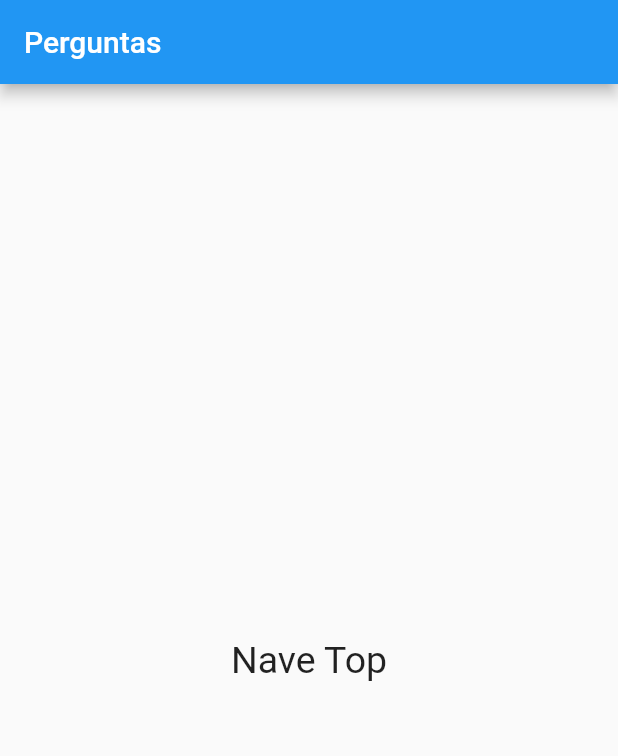
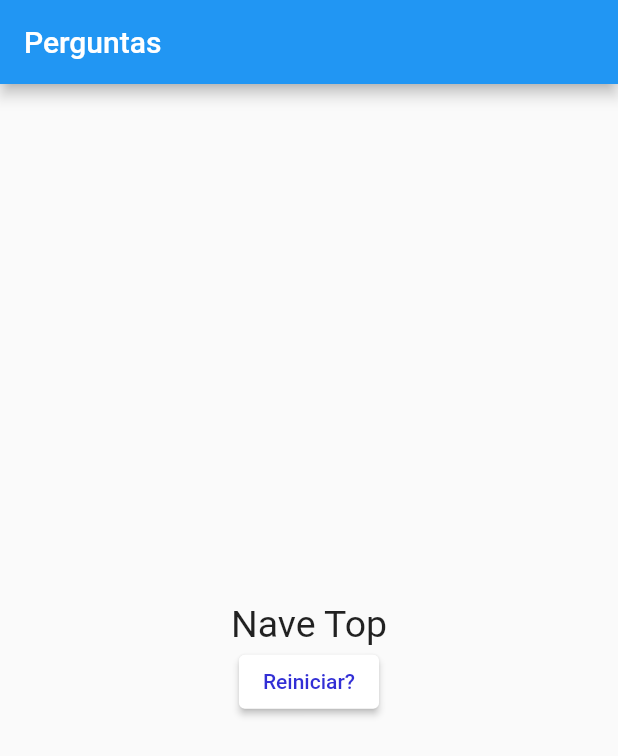
Before and after one commit to Rezende-Fabio/Quiz-Flutter, a Flutter app: the screen it shows after launch, after a tap on "Supra", after a tap on "400 CV", after a tap on "Elétrico", on a phone screen of 412 x 824 dp. Shown: the top 756 px of the screen. Run offline on Flutter 3.47's test engine with Material 2 defaults, Android fonts, the phone set to English and light mode, and no system bars.

Commit message:
finished project

```diff
--- a/lib/main.dart
+++ b/lib/main.dart
@@ -45,7 +45,13 @@ class _PerguntaAppState extends State<PerguntaApp> {
         _pontuacaoTotal += pontuacao;
       });
     }
-    print(_pontuacaoTotal);
+  }
+
+  void _reiniciarQuestionario() {
+    setState(() {
+      _perguntaSelecionada = 0;
+      _pontuacaoTotal = 0;
+    });
   }
 
   bool get temPergutaSelecionada {
@@ -65,7 +71,7 @@ class _PerguntaAppState extends State<PerguntaApp> {
                   perguntaSelecionada: _perguntaSelecionada,
                   responder: _responder,
                 )
-              : Resultado(_pontuacaoTotal)),
+              : Resultado(_pontuacaoTotal, _reiniciarQuestionario)),
     );
   }
 }
--- a/lib/resultado.dart
+++ b/lib/resultado.dart
@@ -2,8 +2,9 @@ import 'package:flutter/material.dart';
 
 class Resultado extends StatelessWidget {
   final int puntuacao;
+  final void Function() reiniciarQuestionario;
 
-  Resultado(this.puntuacao);
+  Resultado(this.puntuacao, this.reiniciarQuestionario);
 
   String get fraseResultado {
     if (puntuacao < 12) {
@@ -19,13 +20,26 @@ class Resultado extends StatelessWidget {
 
   @override
   Widget build(BuildContext context) {
-    return Container(
-      child: Center(
-        child: Text(
-          fraseResultado,
-          style: TextStyle(fontSize: 25),
+    return Column(
+      mainAxisAlignment: MainAxisAlignment.center,
+      children: [
+        Container(
+          child: Center(
+            child: Text(
+              fraseResultado,
+              style: TextStyle(fontSize: 25),
+            ),
+          ),
         ),
-      ),
+        ElevatedButton(
+          child: Text("Reiniciar?"),
+          style: ElevatedButton.styleFrom(
+            backgroundColor: Color.fromARGB(255, 255, 255, 255),
+            foregroundColor: Color.fromARGB(255, 50, 47, 213)
+          ),
+          onPressed: reiniciarQuestionario,
+        )
+      ],
     );
   }
 }
```
